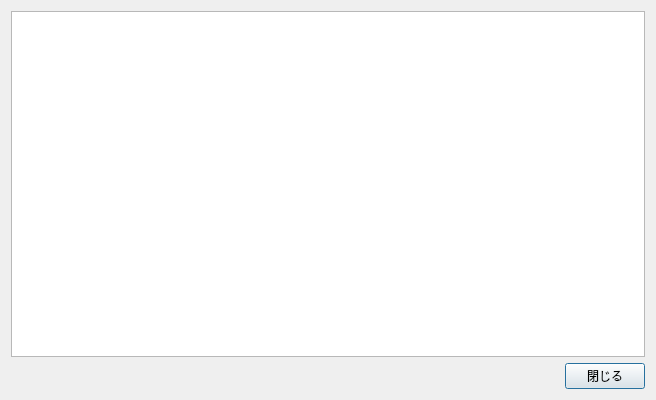
tomo-x7/Boardes, file about.ui: the form before one commit.
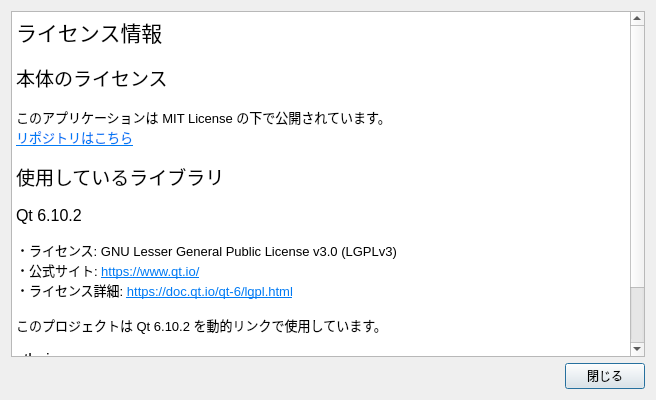
The form after the commit.

Patch:
```diff
--- a/about.ui
+++ b/about.ui
@@ -17,7 +17,38 @@
    <item>
     <layout class="QGridLayout" name="gridLayout">
      <item row="0" column="0">
-      <widget class="QTextBrowser" name="textBrowser"/>
+      <widget class="QTextBrowser" name="textBrowser">
+       <property name="html">
+        <string>&lt;!DOCTYPE HTML PUBLIC &quot;-//W3C//DTD HTML 4.0//EN&quot; &quot;http://www.w3.org/TR/REC-html40/strict.dtd&quot;&gt;
+&lt;html&gt;&lt;head&gt;&lt;meta name=&quot;qrichtext&quot; content=&quot;1&quot; /&gt;&lt;meta charset=&quot;utf-8&quot; /&gt;&lt;style type=&quot;text/css&quot;&gt;
+p, li { white-space: pre-wrap; }
+hr { height: 1px; border-width: 0; }
+li.unchecked::marker { content: &quot;\2610&quot;; }
+li.checked::marker { content: &quot;\2612&quot;; }
+&lt;/style&gt;&lt;/head&gt;&lt;body style=&quot; font-family:'Noto Sans CJK JP'; font-size:10pt; font-weight:400; font-style:normal;&quot;&gt;
+&lt;p style=&quot; margin-top:0px; margin-bottom:0px; margin-left:0px; margin-right:0px; -qt-block-indent:0; text-indent:0px;&quot;&gt;&lt;span style=&quot; font-size:16pt;&quot;&gt;ライセンス情報&lt;/span&gt;&lt;/p&gt;
+&lt;p style=&quot;-qt-paragraph-type:empty; margin-top:0px; margin-bottom:0px; margin-left:0px; margin-right:0px; -qt-block-indent:0; text-indent:0px;&quot;&gt;&lt;br /&gt;&lt;/p&gt;
+&lt;p style=&quot; margin-top:0px; margin-bottom:0px; margin-left:0px; margin-right:0px; -qt-block-indent:0; text-indent:0px;&quot;&gt;&lt;span style=&quot; font-size:14pt;&quot;&gt;本体のライセンス&lt;/span&gt;&lt;/p&gt;
+&lt;p style=&quot;-qt-paragraph-type:empty; margin-top:0px; margin-bottom:0px; margin-left:0px; margin-right:0px; -qt-block-indent:0; text-indent:0px;&quot;&gt;&lt;br /&gt;&lt;/p&gt;
+&lt;p style=&quot; margin-top:0px; margin-bottom:0px; margin-left:0px; margin-right:0px; -qt-block-indent:0; text-indent:0px;&quot;&gt;このアプリケーションは MIT License の下で公開されています。&lt;/p&gt;
+&lt;p style=&quot; margin-top:0px; margin-bottom:0px; margin-left:0px; margin-right:0px; -qt-block-indent:0; text-indent:0px;&quot;&gt;&lt;a href=&quot;https://github.com/tomo-x7/Boardes&quot;&gt;&lt;span style=&quot; text-decoration: underline; color:#007af4;&quot;&gt;リポジトリはこちら&lt;/span&gt;&lt;/a&gt;&lt;/p&gt;
+&lt;p style=&quot;-qt-paragraph-type:empty; margin-top:0px; margin-bottom:0px; margin-left:0px; margin-right:0px; -qt-block-indent:0; text-indent:0px;&quot;&gt;&lt;br /&gt;&lt;/p&gt;
+&lt;p style=&quot; margin-top:0px; margin-bottom:0px; margin-left:0px; margin-right:0px; -qt-block-indent:0; text-indent:0px;&quot;&gt;&lt;span style=&quot; font-size:14pt;&quot;&gt;使用しているライブラリ&lt;/span&gt;&lt;/p&gt;
+&lt;p style=&quot;-qt-paragraph-type:empty; margin-top:0px; margin-bottom:0px; margin-left:0px; margin-right:0px; -qt-block-indent:0; text-indent:0px;&quot;&gt;&lt;br /&gt;&lt;/p&gt;
+&lt;p style=&quot; margin-top:0px; margin-bottom:0px; margin-left:0px; margin-right:0px; -qt-block-indent:0; text-indent:0px;&quot;&gt;&lt;span style=&quot; font-size:12pt;&quot;&gt;Qt 6.10.2&lt;/span&gt;&lt;/p&gt;
+&lt;p style=&quot;-qt-paragraph-type:empty; margin-top:0px; margin-bottom:0px; margin-left:0px; margin-right:0px; -qt-block-indent:0; text-indent:0px;&quot;&gt;&lt;br /&gt;&lt;/p&gt;
+&lt;p style=&quot; margin-top:0px; margin-bottom:0px; margin-left:0px; margin-right:0px; -qt-block-indent:0; text-indent:0px;&quot;&gt;・ライセンス: GNU Lesser General Public License v3.0 (LGPLv3)&lt;/p&gt;
+&lt;p style=&quot; margin-top:0px; margin-bottom:0px; margin-left:0px; margin-right:0px; -qt-block-indent:0; text-indent:0px;&quot;&gt;・公式サイト: &lt;a href=&quot;https://www.qt.io/&quot;&gt;&lt;span style=&quot; text-decoration: underline; color:#007af4;&quot;&gt;https://www.qt.io/&lt;/span&gt;&lt;/a&gt;&lt;/p&gt;
+&lt;p style=&quot; margin-top:0px; margin-bottom:0px; margin-left:0px; margin-right:0px; -qt-block-indent:0; text-indent:0px;&quot;&gt;・ライセンス詳細: &lt;a href=&quot;https://doc.qt.io/qt-6/lgpl.html&quot;&gt;&lt;span style=&quot; text-decoration: underline; color:#007af4;&quot;&gt;https://doc.qt.io/qt-6/lgpl.html&lt;/span&gt;&lt;/a&gt;&lt;/p&gt;
+&lt;p style=&quot;-qt-paragraph-type:empty; margin-top:0px; margin-bottom:0px; margin-left:0px; margin-right:0px; -qt-block-indent:0; text-indent:0px;&quot;&gt;&lt;br /&gt;&lt;/p&gt;
+&lt;p style=&quot; margin-top:0px; margin-bottom:0px; margin-left:0px; margin-right:0px; -qt-block-indent:0; text-indent:0px;&quot;&gt;このプロジェクトは Qt 6.10.2 を動的リンクで使用しています。&lt;/p&gt;
+&lt;p style=&quot;-qt-paragraph-type:empty; margin-top:0px; margin-bottom:0px; margin-left:0px; margin-right:0px; -qt-block-indent:0; text-indent:0px;&quot;&gt;&lt;br /&gt;&lt;/p&gt;
+&lt;p style=&quot; margin-top:0px; margin-bottom:0px; margin-left:0px; margin-right:0px; -qt-block-indent:0; text-indent:0px;&quot;&gt;&lt;span style=&quot; font-size:12pt;&quot;&gt;stb_image&lt;/span&gt;&lt;/p&gt;
+&lt;p style=&quot;-qt-paragraph-type:empty; margin-top:0px; margin-bottom:0px; margin-left:0px; margin-right:0px; -qt-block-indent:0; text-indent:0px;&quot;&gt;&lt;br /&gt;&lt;/p&gt;
+&lt;p style=&quot; margin-top:0px; margin-bottom:0px; margin-left:0px; margin-right:0px; -qt-block-indent:0; text-indent:0px;&quot;&gt;・ライセンス: Public DomainまたはMIT License&lt;/p&gt;
+&lt;p style=&quot; margin-top:0px; margin-bottom:0px; margin-left:0px; margin-right:0px; -qt-block-indent:0; text-indent:0px;&quot;&gt;・リポジトリ: &lt;a href=&quot;https://github.com/nothings/stb&quot;&gt;&lt;span style=&quot; text-decoration: underline; color:#007af4;&quot;&gt;https://github.com/nothings/stb&lt;/span&gt;&lt;/a&gt;&lt;/p&gt;&lt;/body&gt;&lt;/html&gt;</string>
+       </property>
+      </widget>
      </item>
     </layout>
    </item>
```
